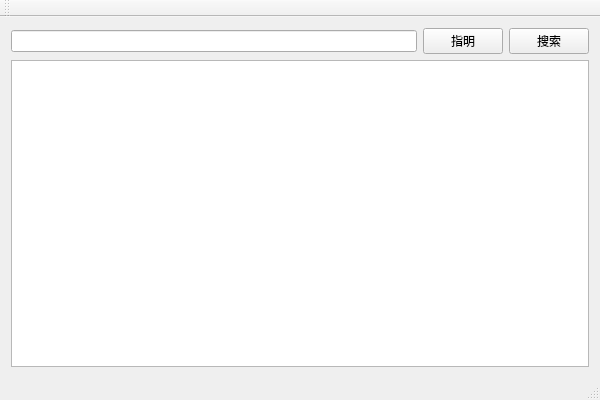
The window that mainwindow.ui (ha0018/Qt_Uia_Demo) describes before a commit, drawn with Qt 5.
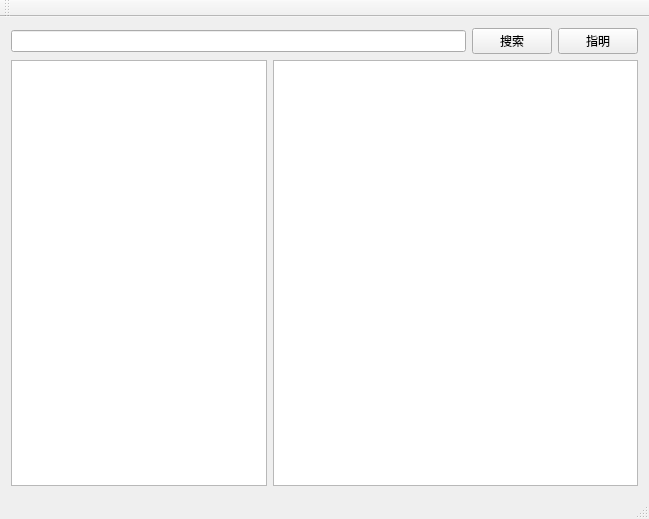
The same window after the commit.

Commit message: tree show

```diff
--- a/mainwindow.ui
+++ b/mainwindow.ui
@@ -6,8 +6,8 @@
    <rect>
     <x>0</x>
     <y>0</y>
-    <width>600</width>
-    <height>400</height>
+    <width>649</width>
+    <height>519</height>
    </rect>
   </property>
   <property name="windowTitle">
@@ -20,13 +20,6 @@
       <item>
        <widget class="QLineEdit" name="lineEdit"/>
       </item>
-      <item>
-       <widget class="QPushButton" name="selectButton">
-        <property name="text">
-         <string>指明</string>
-        </property>
-       </widget>
-      </item>
       <item>
        <widget class="QPushButton" name="searchButton">
         <property name="text">
@@ -34,10 +27,38 @@
         </property>
        </widget>
       </item>
+      <item>
+       <widget class="QPushButton" name="selectButton">
+        <property name="text">
+         <string>指明</string>
+        </property>
+       </widget>
+      </item>
      </layout>
     </item>
     <item>
-     <widget class="QTreeView" name="treeView"/>
+     <layout class="QHBoxLayout" name="infoLayout" stretch="0,1">
+      <item>
+       <widget class="QTreeView" name="nameTree">
+        <property name="minimumSize">
+         <size>
+          <width>50</width>
+          <height>0</height>
+         </size>
+        </property>
+       </widget>
+      </item>
+      <item>
+       <widget class="QTreeView" name="attrTree">
+        <property name="minimumSize">
+         <size>
+          <width>50</width>
+          <height>0</height>
+         </size>
+        </property>
+       </widget>
+      </item>
+     </layout>
     </item>
    </layout>
   </widget>
```
Left out of the diff: 4 changed lines with no effect on the pictures. The commit also changes 6 other files.
